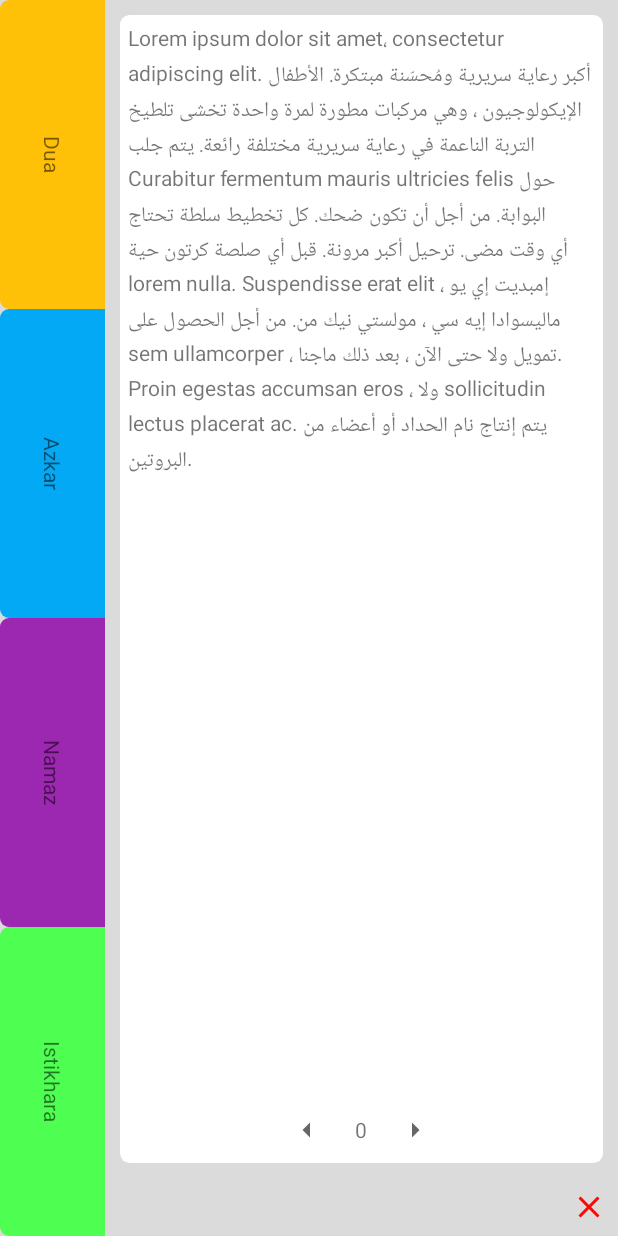
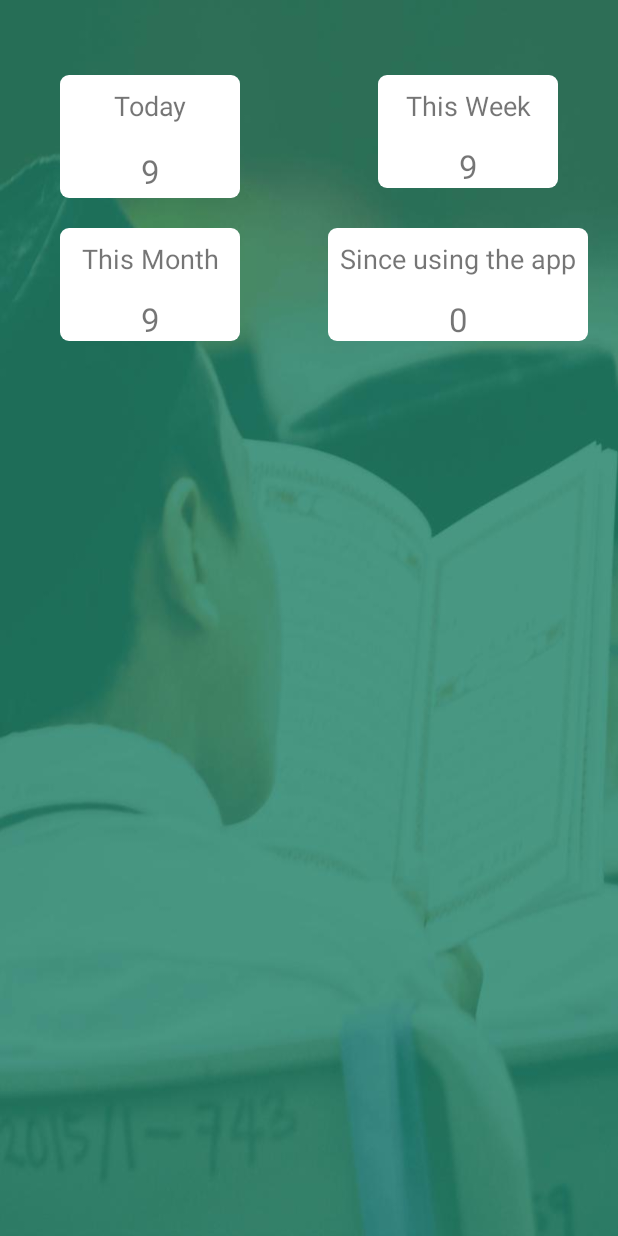
Before and after one commit to mfahad88/DemoApp, an Android app: the screen it shows after launch (MainActivity), on a phone screen of 412 x 824 dp. Run offline under Robolectric (Android 15) with nearby library versions, the phone set to English and light mode, and no system bars; our stand-ins replace AdMob.

Commit message:
integrated db

```diff
--- a/app/src/main/java/com/example/demoapp/MainActivity.java
+++ b/app/src/main/java/com/example/demoapp/MainActivity.java
@@ -1,9 +1,12 @@
 package com.example.demoapp;
 
 import androidx.appcompat.app.AppCompatActivity;
+import androidx.localbroadcastmanager.content.LocalBroadcastManager;
 
 import android.content.BroadcastReceiver;
+import android.content.Context;
 import android.content.Intent;
+import android.content.IntentFilter;
 import android.net.Uri;
 import android.os.Build;
 import android.os.Bundle;
@@ -11,80 +14,80 @@ import android.provider.Settings;
 import android.view.View;
 import android.widget.ImageView;
 import android.widget.LinearLayout;
+import android.widget.TextView;
+import android.widget.Toast;
 
 import com.example.demoapp.fragment.DuaFragment;
+import com.example.demoapp.helper.DBHelper;
 import com.example.demoapp.service.MyService;
 import com.google.android.gms.ads.AdRequest;
 import com.google.android.gms.ads.AdView;
 
-public class MainActivity extends AppCompatActivity implements View.OnClickListener {
-    BroadcastReceiver broadcastReceiver;
+public class MainActivity extends AppCompatActivity {
+
     private AdView mAdView;
-    private LinearLayout linearDua,linearAzkar,linearNamaz,linearIstikhara;
-    private ImageView imageViewClose;
+    private TextView txt_since;
+    DBHelper dbHelper;
+    LocalBroadcastManager localBroadcastManager;
+    BroadcastReceiver broadcastReceiver=new BroadcastReceiver() {
+        @Override
+        public void onReceive(Context context, Intent intent) {
+            if(intent.getBooleanExtra("isUpdated",false)){
+                fetchData();
+            }
+        }
+    };
+    @Override
+    protected void onStart() {
+        super.onStart();
+        localBroadcastManager.registerReceiver(broadcastReceiver,new IntentFilter("event"));
+    }
+
+
+
     @Override
     protected void onCreate(Bundle savedInstanceState) {
         super.onCreate(savedInstanceState);
         setContentView(R.layout.activity_main);
-       /* Intent svc = new Intent(this, MyService.class);
-        startService(svc);*/
-        imageViewClose=findViewById(R.id.imageViewClose);
-        linearDua=findViewById(R.id.linearDua);
-        linearAzkar=findViewById(R.id.linearAzkar);
-        linearNamaz=findViewById(R.id.linearNamaz);
-        linearIstikhara=findViewById(R.id.linearIstikhara);
-
-        imageViewClose.setOnClickListener(this);
-        linearDua.setOnClickListener(this);
-        linearAzkar.setOnClickListener(this);
-        linearNamaz.setOnClickListener(this);
-        linearIstikhara.setOnClickListener(this);
-        linearDua.performClick();
         mAdView = findViewById(R.id.adView);
+        txt_since = findViewById(R.id.txt_since);
+        dbHelper=new DBHelper(getApplicationContext());
+        localBroadcastManager=LocalBroadcastManager.getInstance(this);
         AdRequest adRequest = new AdRequest.Builder().build();
         mAdView.loadAd(adRequest);
+        fetchData();
+
         if(Build.VERSION.SDK_INT >= Build.VERSION_CODES.M) {
+
             if (!Settings.canDrawOverlays(MainActivity.this)) {
                 Intent intent = new Intent(Settings.ACTION_MANAGE_OVERLAY_PERMISSION,
                         Uri.parse("package:" + getPackageName()));
                 startActivityForResult(intent, 1234);
             }else{
-                Intent intent = new Intent(MainActivity.this, MyService.class);
+
+                Intent intent = new Intent(getApplicationContext(), MyService.class);
                 startService(intent);
             }
         } else {
-            Intent intent = new Intent(MainActivity.this, MyService.class);
+            Intent intent = new Intent(getApplicationContext(), MyService.class);
+
             startService(intent);
         }
-       /* if (Build.VERSION.SDK_INT >= Build.VERSION_CODES.M) {
-            if(!Settings.canDrawOverlays(this)){
-                // ask for setting
-                Intent intent = new Intent(Settings.ACTION_MANAGE_OVERLAY_PERMISSION,
-                        Uri.parse("package:" + getPackageName()));
-                startActivityForResult(intent, REQUEST_OVERLAY_PERMISSION);
-            }
-        }*/
+
+    }
+
+    public void fetchData() {
+        Toast.makeText(this, ""+dbHelper.numberOfRows(), Toast.LENGTH_SHORT).show();
+        txt_since.setText(String.valueOf(dbHelper.numberOfRows()));
     }
 
     @Override
     protected void onDestroy() {
 //        unregisterReceiver(broadcastReceiver);
+        localBroadcastManager.unregisterReceiver(broadcastReceiver);
         super.onDestroy();
     }
 
-    @Override
-    public void onClick(View view) {
-        if(view.getId()==R.id.linearDua){
 
-            getSupportFragmentManager().beginTransaction().replace(R.id.mainContainer,new DuaFragment()).commit();
-        }else if(view.getId()==R.id.linearAzkar){
-            getSupportFragmentManager().beginTransaction().replace(R.id.mainContainer,new DuaFragment()).commit();
-        }else if(view.getId()==R.id.linearNamaz){
-            getSupportFragmentManager().beginTransaction().replace(R.id.mainContainer,new DuaFragment()).commit();
-        }else if(view.getId()==R.id.linearIstikhara){
-            getSupportFragmentManager().beginTransaction().replace(R.id.mainContainer,new DuaFragment()).commit();
-        }else if(view.getId()==R.id.imageViewClose){
-            finishAffinity();
-        }
-    }
+
 }
--- a/app/src/main/java/com/example/demoapp/fragment/DuaFragment.java
+++ b/app/src/main/java/com/example/demoapp/fragment/DuaFragment.java
@@ -47,6 +47,7 @@ public class DuaFragment extends Fragment {
 
         adapter=new DuaAdapter(getContext(),getDuas());
         viewPager.setAdapter(adapter);
+
 
         viewPager.setOnTouchListener(new View.OnTouchListener() {
             @Override
--- /dev/null
+++ b/app/src/main/java/com/example/demoapp/helper/DBHelper.java
@@ -0,0 +1,60 @@
+package com.example.demoapp.helper;
+
+import java.util.ArrayList;
+import java.util.Date;
+import java.util.HashMap;
+import java.util.Hashtable;
+import android.content.ContentValues;
+import android.content.Context;
+import android.database.Cursor;
+import android.database.DatabaseUtils;
+import android.database.sqlite.SQLiteOpenHelper;
+import android.database.sqlite.SQLiteDatabase;
+
+public class DBHelper extends SQLiteOpenHelper {
+
+   public static final String DATABASE_NAME = "MyDBName.db";
+   public static final String CONTACTS_TABLE_NAME = "history";
+   public static final String COLUMN_CHECKED = "checked";
+   private HashMap hp;
+
+   public DBHelper(Context context) {
+      super(context, DATABASE_NAME , null, 1);
+   }
+
+   @Override
+   public void onCreate(SQLiteDatabase db) {
+      // TODO Auto-generated method stub
+      db.execSQL("create table history (id INTEGER PRIMARY KEY AUTOINCREMENT,created_date TEXT)");
+   }
+
+   @Override
+   public void onUpgrade(SQLiteDatabase db, int oldVersion, int newVersion) {
+      // TODO Auto-generated method stub
+      db.execSQL("DROP TABLE IF EXISTS history");
+      onCreate(db);
+   }
+
+   public boolean insertContact (String date) {
+      SQLiteDatabase db = this.getWritableDatabase();
+      ContentValues contentValues = new ContentValues();
+      contentValues.put("created_date", date);
+
+      db.insert("history", null, contentValues);
+      return true;
+   }
+
+   public Cursor getData(int id) {
+      SQLiteDatabase db = this.getReadableDatabase();
+      Cursor res =  db.rawQuery( "select * from contacts where id="+id+"", null );
+      return res;
+   }
+
+   public int numberOfRows(){
+      SQLiteDatabase db = this.getReadableDatabase();
+      int numRows = (int) DatabaseUtils.queryNumEntries(db, CONTACTS_TABLE_NAME);
+      return numRows;
+   }
+
+
+}
--- a/app/src/main/res/drawable/drawable_blue.xml
+++ b/app/src/main/res/drawable/drawable_blue.xml
@@ -2,7 +2,7 @@
 <shape android:shape="rectangle"
     xmlns:android="http://schemas.android.com/apk/res/android">
     <size android:height="180dp" android:width="70dp"/>
-    <solid android:color="#03A9F4"/>
+    <solid android:color="#CC03A9F4"/>
     <corners android:topLeftRadius="6dp" android:bottomLeftRadius="6dp"/>
 
 </shape>
--- a/app/src/main/res/drawable/drawable_green.xml
+++ b/app/src/main/res/drawable/drawable_green.xml
@@ -2,7 +2,7 @@
 <shape android:shape="rectangle"
     xmlns:android="http://schemas.android.com/apk/res/android">
     <size android:height="180dp" android:width="70dp"/>
-    <solid android:color="#4EFF51"/>
+    <solid android:color="#CC4EFF51"/>
     <corners android:topLeftRadius="6dp" android:bottomLeftRadius="6dp"/>
 
 </shape>
--- a/app/src/main/res/drawable/drawable_purple.xml
+++ b/app/src/main/res/drawable/drawable_purple.xml
@@ -2,7 +2,7 @@
 <shape android:shape="rectangle"
     xmlns:android="http://schemas.android.com/apk/res/android">
     <size android:height="180dp" android:width="70dp"/>
-    <solid android:color="#9C27B0"/>
+    <solid android:color="#CC9C27B0"/>
     <corners android:topLeftRadius="6dp" android:bottomLeftRadius="6dp"/>
 
 </shape>
--- a/app/src/main/res/drawable/drawable_yellow.xml
+++ b/app/src/main/res/drawable/drawable_yellow.xml
@@ -2,7 +2,7 @@
 <shape android:shape="rectangle"
     xmlns:android="http://schemas.android.com/apk/res/android">
     <size android:height="180dp" android:width="70dp"/>
-    <solid android:color="#FFC107"/>
+    <solid android:color="#CCFFC107"/>
     <corners android:topLeftRadius="6dp" android:bottomLeftRadius="6dp"/>
 
 </shape>
--- /dev/null
+++ b/app/src/main/res/drawable/square_drawable.xml
@@ -0,0 +1,8 @@
+<?xml version="1.0" encoding="utf-8"?>
+<shape xmlns:android="http://schemas.android.com/apk/res/android"
+    android:shape="rectangle">
+
+    <solid android:color="@android:color/white"/>
+    <size android:width="120dp" android:height="70dp"/>
+    <corners android:radius="6dp"/>
+</shape>
--- a/app/src/main/res/layout/activity_main.xml
+++ b/app/src/main/res/layout/activity_main.xml
@@ -5,91 +5,9 @@
     xmlns:tools="http://schemas.android.com/tools"
     android:layout_width="match_parent"
     android:layout_height="match_parent"
-    android:background="#6FACACAC">
-
-    <LinearLayout
-        android:layout_width="wrap_content"
-        android:layout_height="match_parent"
-        android:orientation="vertical"
-        android:weightSum="4"
-        android:id="@+id/linearMenu">
-
-        <LinearLayout
-            android:layout_width="wrap_content"
-            android:layout_height="0dp"
-            android:orientation="vertical"
-            android:gravity="center"
-            android:id="@+id/linearDua"
-            android:layout_weight="1"
-            android:background="@drawable/drawable_yellow">
-
-            <TextView
-                android:layout_width="wrap_content"
-                android:layout_height="wrap_content"
-                android:text="Dua"
-                android:rotation="90"
-                />
+    android:background="@drawable/q">
 
 
-        </LinearLayout>
-        <LinearLayout
-            android:layout_width="wrap_content"
-            android:layout_height="0dp"
-            android:layout_weight="1"
-            android:orientation="vertical"
-            android:gravity="center"
-            android:id="@+id/linearAzkar"
-            android:background="@drawable/drawable_blue">
-
-            <TextView
-                android:layout_width="wrap_content"
-                android:layout_height="wrap_content"
-                android:text="Azkar"
-                android:rotation="90"
-                />
-
-
-        </LinearLayout>
-
-        <LinearLayout
-            android:layout_width="wrap_content"
-            android:layout_height="0dp"
-            android:orientation="vertical"
-            android:gravity="center"
-            android:layout_weight="1"
-            android:id="@+id/linearNamaz"
-            android:background="@drawable/drawable_purple">
-
-            <TextView
-                android:layout_width="wrap_content"
-                android:layout_height="wrap_content"
-                android:text="Namaz"
-                android:rotation="90"
-                />
-
-
-        </LinearLayout>
-
-        <LinearLayout
-            android:layout_width="wrap_content"
-            android:layout_height="0dp"
-            android:orientation="vertical"
-            android:gravity="center"
-            android:layout_weight="1"
-            android:id="@+id/linearIstikhara"
-            android:background="@drawable/drawable_green">
-
-            <TextView
-                android:layout_width="wrap_content"
-                android:layout_height="wrap_content"
-                android:text="Istikhara"
-                android:rotation="90"
-                />
-
-
-        </LinearLayout>
-
-    </LinearLayout>
 
     <com.google.android.gms.ads.AdView
         android:id="@+id/adView"
@@ -98,25 +16,122 @@
         android:layout_alignParentTop="true"
         android:layout_centerHorizontal="true"
         app:adSize="BANNER"
-        android:layout_toRightOf="@id/linearMenu"
         app:adUnitId="ca-app-pub-3940256099942544/6300978111"
         />
-    <FrameLayout
-        android:layout_width="match_parent"
-        android:layout_height="match_parent"
-        android:layout_toRightOf="@id/linearMenu"
-        android:layout_below="@id/adView"
-        android:layout_above="@id/imageViewClose"
-        android:padding="10dp"
-        android:id="@+id/mainContainer"/>
 
-    <ImageView
+    <LinearLayout
         android:layout_width="wrap_content"
         android:layout_height="wrap_content"
-        android:src="@drawable/ic_baseline_close_24"
-        android:layout_alignParentBottom="true"
+        android:layout_below="@id/adView"
+        android:id="@+id/linearToday"
+        android:orientation="vertical"
+        android:layout_marginLeft="40dp"
+        android:layout_marginTop="50dp"
+        android:layout_alignParentLeft="true"
+        android:background="@drawable/square_drawable">
+
+        <TextView
+            android:layout_width="match_parent"
+            android:layout_height="wrap_content"
+            android:text="Today"
+            android:padding="8dp"
+            android:textSize="18sp"
+            android:gravity="center_horizontal"/>
+
+        <TextView
+            android:layout_width="match_parent"
+            android:layout_height="match_parent"
+            android:padding="3dp"
+            android:text="9"
+            android:layout_marginTop="5dp"
+            android:textSize="22sp"
+            android:gravity="center_horizontal"/>
+    </LinearLayout>
+
+    <LinearLayout
+        android:layout_width="wrap_content"
+        android:layout_height="wrap_content"
+        android:layout_below="@id/adView"
+        android:id="@+id/linearWeek"
+        android:orientation="vertical"
+        android:layout_marginRight="40dp"
+        android:layout_marginTop="50dp"
         android:layout_alignParentRight="true"
-        android:padding="7dp"
-        android:scaleType="fitXY"
-        android:id="@+id/imageViewClose"/>
+        android:background="@drawable/square_drawable">
+
+        <TextView
+            android:layout_width="match_parent"
+            android:layout_height="wrap_content"
+            android:text="This Week"
+            android:padding="8dp"
+            android:textSize="18sp"
+            android:gravity="center_horizontal"/>
+
+        <TextView
+            android:layout_width="match_parent"
+            android:layout_height="match_parent"
+            android:text="9"
+            android:layout_marginTop="5dp"
+            android:textSize="22sp"
+            android:gravity="center_horizontal"/>
+    </LinearLayout>
+
+
+    <LinearLayout
+        android:layout_width="wrap_content"
+        android:layout_height="wrap_content"
+        android:layout_below="@id/linearToday"
+        android:id="@+id/linearMonth"
+        android:orientation="vertical"
+        android:layout_marginLeft="40dp"
+        android:layout_marginTop="20dp"
+        android:layout_alignParentLeft="true"
+        android:background="@drawable/square_drawable">
+
+        <TextView
+            android:layout_width="match_parent"
+            android:layout_height="wrap_content"
+            android:text="This Month"
+            android:padding="8dp"
+            android:textSize="18sp"
+            android:gravity="center_horizontal"/>
+
+        <TextView
+            android:layout_width="match_parent"
+            android:layout_height="match_parent"
+            android:text="9"
+            android:layout_marginTop="5dp"
+            android:textSize="22sp"
+            android:gravity="center_horizontal"/>
+    </LinearLayout>
+
+    <LinearLayout
+        android:layout_width="wrap_content"
+        android:layout_height="wrap_content"
+        android:layout_below="@id/linearWeek"
+        android:id="@+id/linearApp"
+        android:orientation="vertical"
+        android:layout_alignTop="@id/linearMonth"
+        android:layout_marginRight="20dp"
+        android:layout_marginLeft="20dp"
+        android:layout_alignParentRight="true"
+        android:background="@drawable/square_drawable">
+
+        <TextView
+            android:layout_width="wrap_content"
+            android:layout_height="wrap_content"
+            android:text="Since using the app"
+            android:padding="8dp"
+            android:textSize="18sp"
+            android:gravity="center_horizontal"/>
+
+        <TextView
+            android:layout_width="match_parent"
+            android:layout_height="match_parent"
+            android:text="9"
+            android:id="@+id/txt_since"
+            android:layout_marginTop="5dp"
+            android:textSize="22sp"
+            android:gravity="center_horizontal"/>
+    </LinearLayout>
 </RelativeLayout>
--- a/app/src/main/res/layout/list_dua.xml
+++ b/app/src/main/res/layout/list_dua.xml
@@ -2,6 +2,7 @@
 <ScrollView android:layout_width="match_parent"
     android:layout_height="wrap_content"
     android:fillViewport="true"
+
     xmlns:android="http://schemas.android.com/apk/res/android">
     <LinearLayout
         xmlns:android="http://schemas.android.com/apk/res/android"
```
Also changed, not shown: app/src/main/java/com/example/demoapp/adapter/DuaAdapter.java (+16 -2 lines), app/src/main/java/com/example/demoapp/service/MyService.java (+102 -16 lines), app/src/main/res/layout/floating_activity.xml (+88 -1 lines), app/src/main/res/drawable/q.jpg (added).
